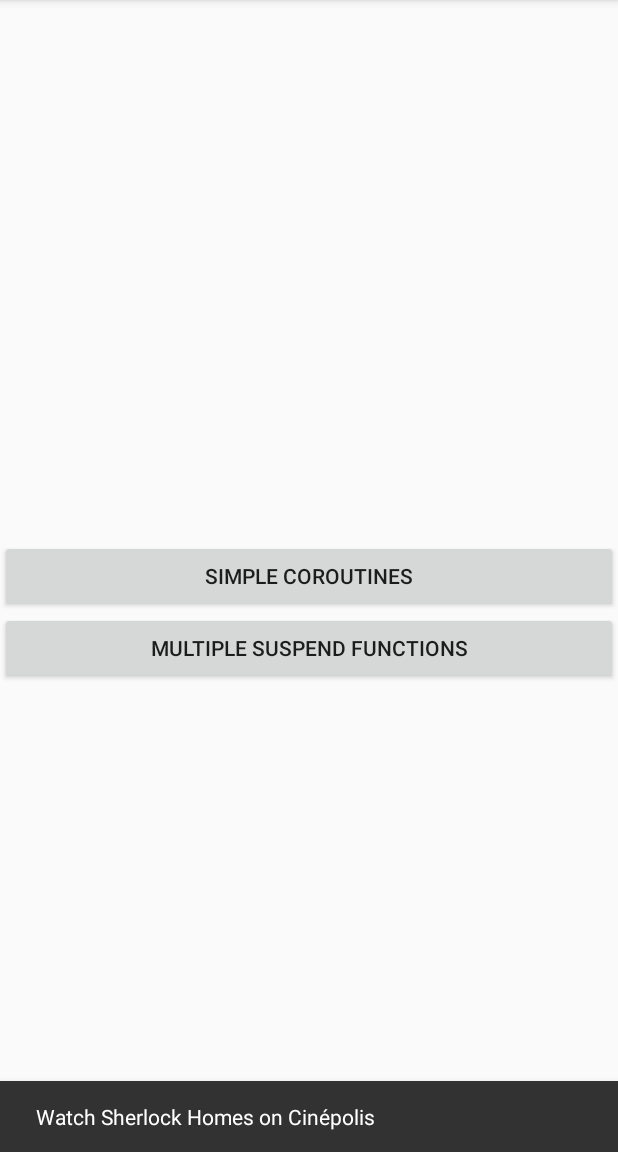
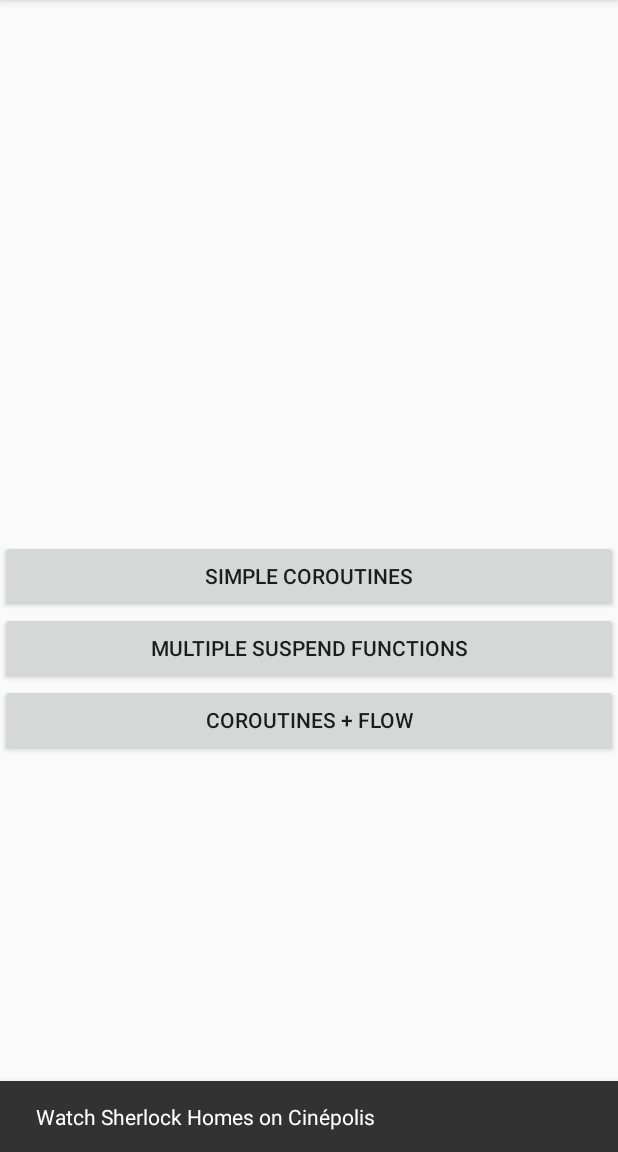
Before and after one commit to igorescodro/puisto, an Android app: the screen it shows after launch (CoroutinesActivity), after a tap on "MULTIPLE SUSPEND FUNCTIONS", on a phone screen of 412 x 824 dp, the part 84-1236 px from its top. Run offline under Robolectric (Android 15) with nearby library versions, the phone set to English and light mode, and no system bars.

Commit message:
:sparkles: Add Coroutines + Flow example
Dependencies added
Multiple Coroutines + Flow example added

```diff
--- a/app/build.gradle
+++ b/app/build.gradle
@@ -36,4 +36,7 @@ dependencies {
     implementation "androidx.lifecycle:lifecycle-viewmodel-ktx:2.1.0"
     implementation "androidx.lifecycle:lifecycle-extensions:2.1.0"
     implementation 'com.google.android.material:material:1.0.0'
+
+    implementation "org.jetbrains.kotlinx:kotlinx-coroutines-core:1.3.2"
+    implementation "org.jetbrains.kotlinx:kotlinx-coroutines-android:1.3.2"
 }
--- a/app/src/main/java/com/escodro/puisto/features/coroutines/CoroutinesActivity.kt
+++ b/app/src/main/java/com/escodro/puisto/features/coroutines/CoroutinesActivity.kt
@@ -7,7 +7,11 @@ import androidx.lifecycle.ViewModelProviders
 import com.escodro.puisto.R
 import com.google.android.material.snackbar.Snackbar
 import kotlinx.android.synthetic.main.activity_coroutines.*
+import kotlinx.coroutines.ExperimentalCoroutinesApi
+import kotlinx.coroutines.FlowPreview
 
+@ExperimentalCoroutinesApi
+@FlowPreview
 class CoroutinesActivity : AppCompatActivity() {
 
     lateinit var viewModel: CoroutinesViewModel
@@ -20,6 +24,7 @@ class CoroutinesActivity : AppCompatActivity() {
 
         button_main_coroutines.setOnClickListener { viewModel.simpleCoroutinesClicked() }
         button_main_suspend.setOnClickListener { viewModel.suspendFunctionsClicked() }
+        button_main_flow.setOnClickListener { viewModel.flowClicked() }
 
         viewModel.snackbar.observe(
             this,
--- a/app/src/main/java/com/escodro/puisto/features/coroutines/CoroutinesViewModel.kt
+++ b/app/src/main/java/com/escodro/puisto/features/coroutines/CoroutinesViewModel.kt
@@ -4,7 +4,11 @@ import androidx.lifecycle.LiveData
 import androidx.lifecycle.MutableLiveData
 import androidx.lifecycle.ViewModel
 import androidx.lifecycle.viewModelScope
+import kotlinx.coroutines.ExperimentalCoroutinesApi
+import kotlinx.coroutines.FlowPreview
 import kotlinx.coroutines.delay
+import kotlinx.coroutines.flow.catch
+import kotlinx.coroutines.flow.collect
 import kotlinx.coroutines.launch
 
 class CoroutinesViewModel : ViewModel() {
@@ -12,6 +16,8 @@ class CoroutinesViewModel : ViewModel() {
     private val _snackbar = MutableLiveData<String>()
 
     private val movieRepository = MovieRepository()
+
+    private val cityRepository = CityRepository()
 
     val snackbar: LiveData<String>
         get() = _snackbar
@@ -28,4 +34,14 @@ class CoroutinesViewModel : ViewModel() {
             _snackbar.value = movieRepository.loadRandomMovie()
         }
     }
+
+    @ExperimentalCoroutinesApi
+    @FlowPreview
+    fun flowClicked() {
+        viewModelScope.launch {
+            cityRepository.loadRandomCity()
+                .catch { _snackbar.value = "Something went wrong. Please try again." }
+                .collect { _snackbar.value = it }
+        }
+    }
 }
--- a/app/src/main/res/layout/activity_coroutines.xml
+++ b/app/src/main/res/layout/activity_coroutines.xml
@@ -26,4 +26,13 @@
         app:layout_constraintStart_toStartOf="parent"
         app:layout_constraintTop_toBottomOf="@id/button_main_coroutines" />
 
+    <Button
+        android:id="@+id/button_main_flow"
+        android:layout_width="match_parent"
+        android:layout_height="wrap_content"
+        android:text="Coroutines + Flow"
+        app:layout_constraintEnd_toEndOf="parent"
+        app:layout_constraintStart_toStartOf="parent"
+        app:layout_constraintTop_toBottomOf="@id/button_main_suspend" />
+
 </androidx.constraintlayout.widget.ConstraintLayout>
```
Also changed, not shown: app/src/main/java/com/escodro/puisto/features/coroutines/CityRepository.kt (added, +33 -0 lines).
